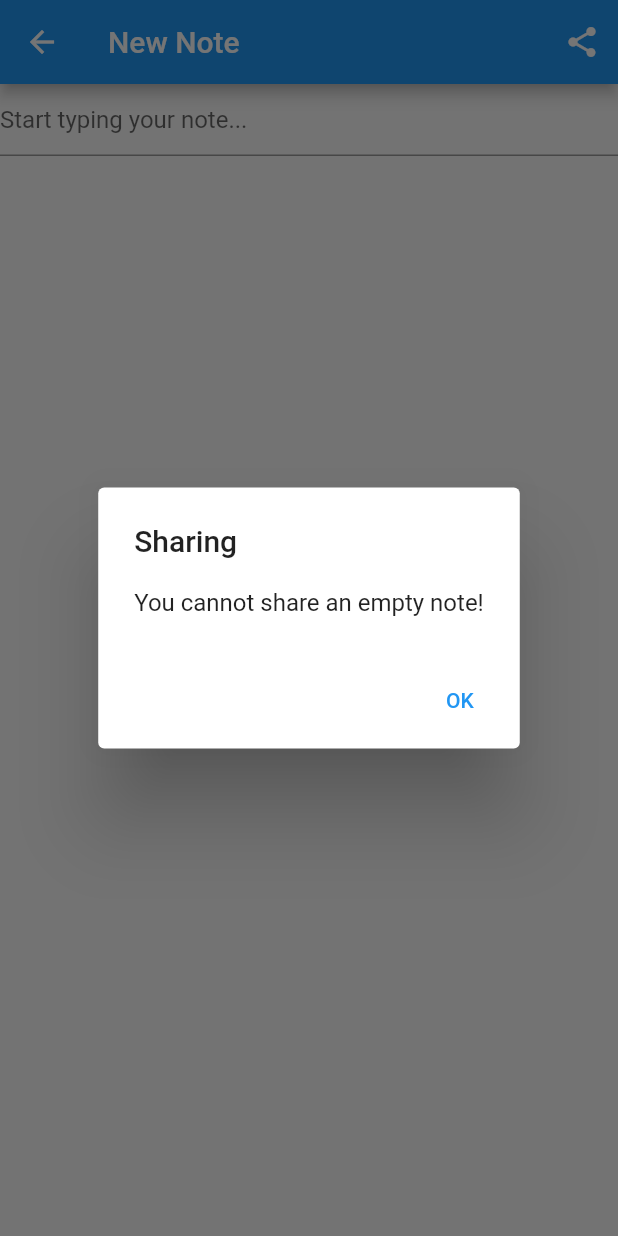
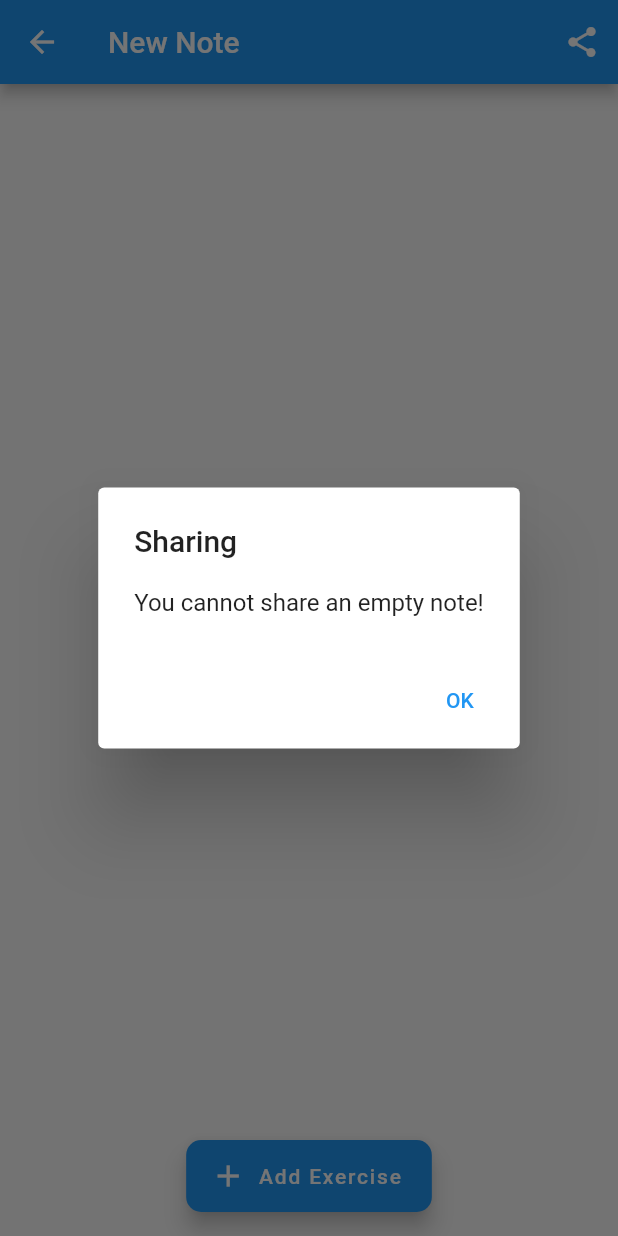
Before and after one commit to SamoK99/GymNotes, a Flutter app: the CreateUpdateNoteView screen opened by its route, after a tap on the "share" icon, on a phone screen of 412 x 824 dp. Run offline on Flutter 3.47's test engine with Material 2 defaults, Android fonts, the phone set to English and light mode, and no system bars; our stand-ins replace bloc, cloud_firestore, equatable, firebase_auth, firebase_core, flutter_bloc and 2 more; missing offline and left inert: dart:ffi; accounts and stored records are empty; generated files the repository leaves out were written again.

Commit message:
Read Exercises and Exercise Sets

```diff
--- /dev/null
+++ b/lib/services/cloud/cloud_exercise.dart
@@ -0,0 +1,26 @@
+import 'package:cloud_firestore/cloud_firestore.dart';
+import 'package:flutter/cupertino.dart';
+import 'package:gymnotes/services/cloud/cloud_storage_constants.dart';
+
+@immutable
+class CloudExercise {
+  final String documentId;
+  final String parentNoteId;
+  final String exerciseName;
+  final String bodyCategory;
+  final String ownerUserId;
+  const CloudExercise({
+    required this.documentId,
+    required this.parentNoteId,
+    required this.exerciseName,
+    required this.bodyCategory,
+    required this.ownerUserId
+  });
+
+ CloudExercise.fromSnapshot(QueryDocumentSnapshot<Map<String, dynamic>> snapshot) :
+  documentId = snapshot.id,
+  parentNoteId = snapshot.data()[parentNoteIdFieldName],
+  exerciseName = snapshot.data()[exerciseFieldName] as String,
+  bodyCategory = snapshot.data()[bodyCategoryFieldName] as String,
+  ownerUserId = snapshot.data()[ownerUserIdFieldName];
+}
--- /dev/null
+++ b/lib/services/cloud/cloud_set.dart
@@ -0,0 +1,31 @@
+import 'dart:ffi';
+
+import 'package:cloud_firestore/cloud_firestore.dart';
+import 'package:flutter/cupertino.dart';
+import 'package:gymnotes/services/cloud/cloud_storage_constants.dart';
+
+@immutable
+class CloudSet {
+  final String documentId;
+  final String ownerUserId;
+  final String parentNoteId;
+  final String parentExerciseId;
+  final num setReps;
+  final num setWeight;
+  const CloudSet({
+    required this.documentId,
+    required this.ownerUserId,
+    required this.parentNoteId,
+    required this.parentExerciseId,
+    required this.setReps,
+    required this.setWeight
+  });
+
+ CloudSet.fromSnapshot(QueryDocumentSnapshot<Map<String, dynamic>> snapshot) :
+  documentId = snapshot.id,
+  ownerUserId = snapshot.data()[ownerUserIdFieldName],
+  parentNoteId = snapshot.data()[parentNoteIdFieldName],
+  parentExerciseId = snapshot.data()[parentExerciseIdFieldName],
+  setReps = snapshot.data()[repsFieldName] as num,
+  setWeight = snapshot.data()[weightFieldName] as num;
+}
--- a/lib/services/cloud/cloud_storage_constants.dart
+++ b/lib/services/cloud/cloud_storage_constants.dart
@@ -1,3 +1,9 @@
 const ownerUserIdFieldName = 'user_id';
 const textFieldName = 'text';
 const dateFieldName = 'created_at';
+const parentNoteIdFieldName = 'note_id';
+const exerciseFieldName = 'exercise_name';
+const bodyCategoryFieldName = 'body_category';
+const parentExerciseIdFieldName = 'exercise_id';
+const repsFieldName = 'reps';
+const weightFieldName = 'weight';
--- a/lib/services/cloud/cloud_storage_exceptions.dart
+++ b/lib/services/cloud/cloud_storage_exceptions.dart
@@ -7,6 +7,7 @@ class CouldNotCreateNoteException extends CloudStorageException {}
 
 // R
 class CouldNotGetAllNoteException extends CloudStorageException {}
+class CouldNotGetExercisesException extends CloudStorageException {}
 
 // U
 class CouldNotUpdateNoteException extends CloudStorageException {}
--- a/lib/views/notes/create_update_note_view.dart
+++ b/lib/views/notes/create_update_note_view.dart
@@ -1,9 +1,11 @@
 import 'package:flutter/material.dart';
 import 'package:gymnotes/services/auth/auth_service.dart';
+import 'package:gymnotes/services/cloud/cloud_exercise.dart';
 import 'package:gymnotes/utilities/dialogs/cannot_share_empty_note_dialog.dart';
 import 'package:gymnotes/utilities/generics/get_arguments.dart';
 import 'package:gymnotes/services/cloud/cloud_note.dart';
 import 'package:gymnotes/services/cloud/firebase_cloud_storage.dart';
+import 'package:gymnotes/views/notes/exercise_view.dart';
 import 'package:share_plus/share_plus.dart';
 
 class CreateUpdateNoteView extends StatefulWidget {
@@ -90,6 +92,7 @@ class _CreateUpdateNoteViewState extends State<CreateUpdateNoteView> {
   @override
   Widget build(BuildContext context) {
     return Scaffold(
+      floatingActionButtonLocation: FloatingActionButtonLocation.centerFloat,
       appBar: AppBar(
         title: const Text('New Note'),
         actions: [
@@ -112,19 +115,55 @@ class _CreateUpdateNoteViewState extends State<CreateUpdateNoteView> {
           switch(snapshot.connectionState){
             case ConnectionState.done:
               _setupTextControllerListener();
-              return TextField(
+              final thisNoteOwner = _note!.ownerUserId;
+              final thisNoteId = _note!.documentId;
+              final getExercises = _notesService.getExercises(ownerUserId: thisNoteOwner, parentNoteId: thisNoteId);
+              //final getSets = _notesService.getSets(ownerUserId: thisNoteOwner, parentNoteId: thisNoteId, parentExerciseId: );
+              return StreamBuilder(
+                stream: getExercises,
+                builder: (context, snapshot) {
+                  switch (snapshot.connectionState){
+                    case ConnectionState.waiting:
+                    case ConnectionState.active:
+                      if (snapshot.hasData){
+                        final allExercises = snapshot.data as Iterable<CloudExercise>;
+                        if(allExercises.isNotEmpty){
+                          return ExerciseView(exercises: allExercises, notesService: _notesService,);
+                        }
+                        else{
+                          return const Center(child: Text('No exercises in this session'));
+                        }
+                      }else{
+                        return const Center(child: CircularProgressIndicator());
+                      }
+                    default:
+                      return const Center(child: CircularProgressIndicator());
+                  }
+                },
+              );
+              /* return TextField(
                 controller: _textController,
                 keyboardType: TextInputType.multiline,
                 maxLines: null,
                 decoration: const InputDecoration(
                   hintText: 'Start typing your note...'
                 ),
-              );
+              ); */
             default:
               return const CircularProgressIndicator();
           }
         },
       ),
+      floatingActionButton:
+        Padding(
+          padding: const EdgeInsets.only(bottom: 0),
+          child: FloatingActionButton.extended(
+            shape: RoundedRectangleBorder(borderRadius: BorderRadius.circular(10)),
+            onPressed: () {},
+            label: const Text('Add Exercise'),
+            icon: const Icon(Icons.add)
+          ),
+        )
     );
   }
 }
```
Also changed, not shown: lib/services/cloud/firebase_cloud_storage.dart (+60 -14 lines), lib/views/notes/exercise_set_view.dart (added, +45 -0 lines), lib/views/notes/exercise_view.dart (added, +104 -0 lines).
